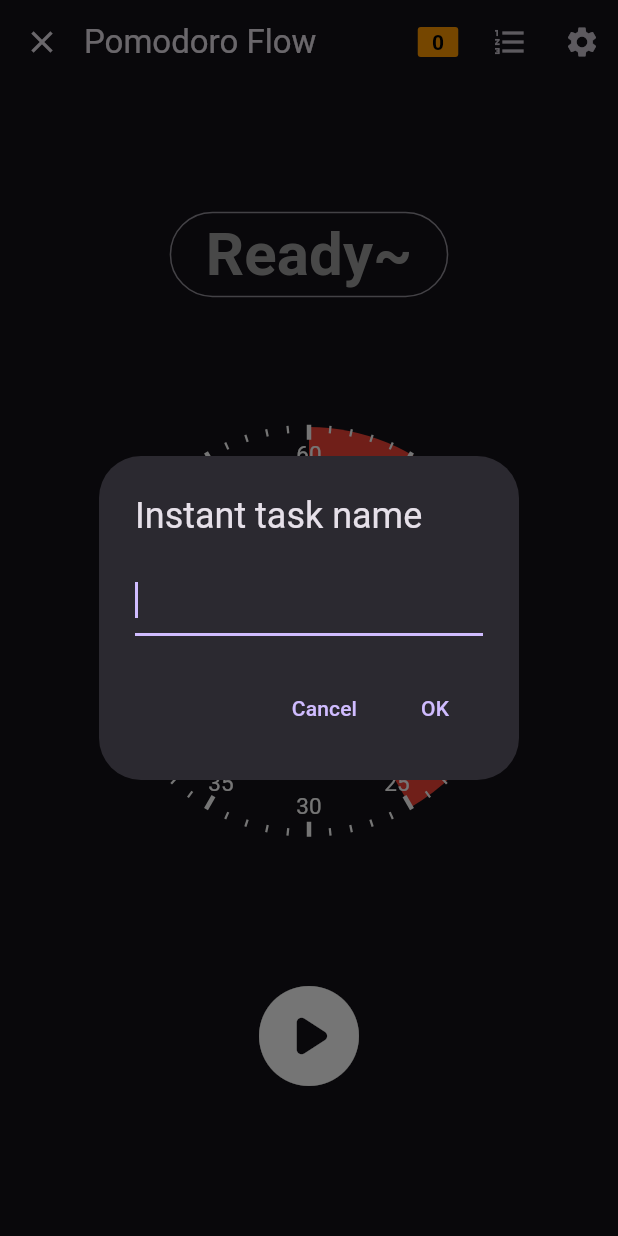
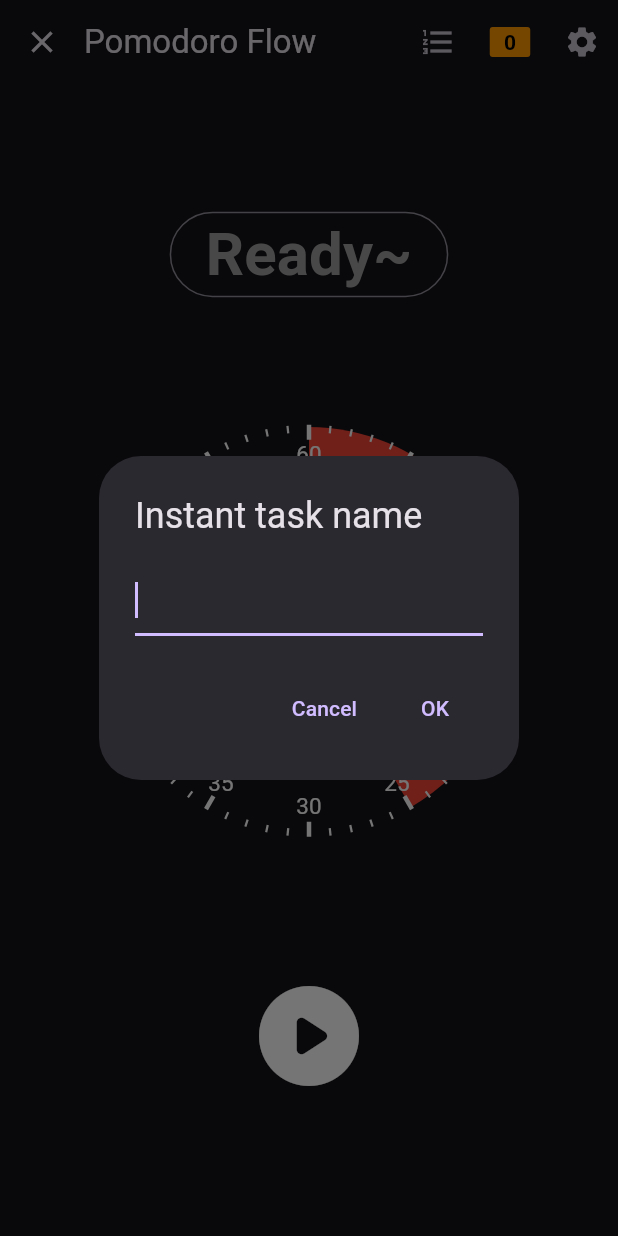
Before and after one commit to dajkim76/good_timer, a Flutter app: the screen it shows after launch, after a tap on "Ready~", on a phone screen of 412 x 824 dp. Run offline on Flutter 3.47's test engine with Material 3 defaults, Android fonts, the phone set to English and light mode, and no system bars; our stand-ins replace fluttertoast, realm, settings_ui, shared_preferences, sprintf, table_calendar and 2 more; generated files the repository leaves out were written again.

Commit message:
Update Pomodoro list UI

```diff
--- a/lib/home_page.dart
+++ b/lib/home_page.dart
@@ -268,7 +268,7 @@ class _HomePageState extends State<HomePage> with SingleTickerProviderStateMixin
   }
 
   void _onClickTaskName() async {
-    _textEditingController.text = "";
+    _textEditingController.text = _settings.instantTaskName ?? "";
     String? newValue = await showInputDialog(context, _textEditingController, S.of(context).instant_task_name);
     if (newValue?.isNotEmpty == true) {
       _settings.setInstantTaskName(newValue!);
@@ -422,16 +422,16 @@ class _HomePageState extends State<HomePage> with SingleTickerProviderStateMixin
           }),
       actions: <Widget>[
         IconButton(
-          icon: PomodoroCountIcon(pomodoroCount.todayPomodoroCount),
-          onPressed: _onClickPomodoro,
-          tooltip: S.of(context).pomodoro_count,
-        ),
-        IconButton(
           icon: const Icon(Icons.format_list_numbered),
           onPressed: () {
             _key.currentState?.openEndDrawer();
           },
           tooltip: S.of(context).tasks,
+        ),
+        IconButton(
+          icon: PomodoroCountIcon(pomodoroCount.todayPomodoroCount),
+          onPressed: _onClickPomodoro,
+          tooltip: S.of(context).pomodoro_count,
         ),
         IconButton(
           icon: const Icon(Icons.settings),
```
Also changed, not shown: lib/pomodoro_page.dart (+22 -5 lines).
